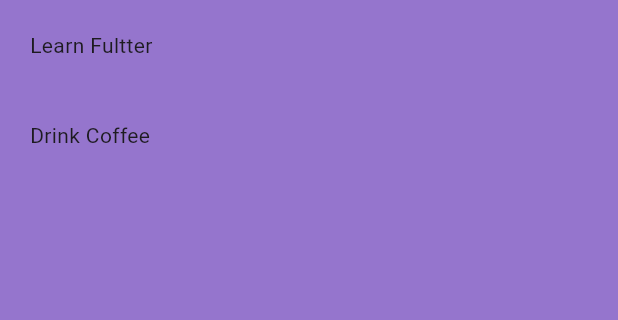
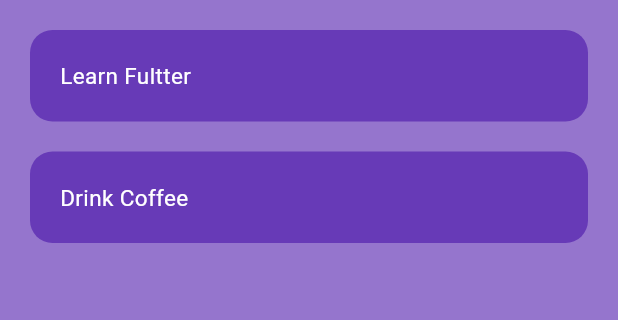
Before and after one commit to Kwode/to_do_list_app, a Flutter app: the screen it shows after launch, on a phone screen of 412 x 824 dp, the part 84-404 px from its top. Run offline on Flutter 3.47's test engine with Material 3 defaults, Android fonts, the phone set to English and light mode, and no system bars.

Commit message:
updates
created new utils file

```diff
--- a/todo_app/lib/pages/home_page.dart
+++ b/todo_app/lib/pages/home_page.dart
@@ -1,4 +1,5 @@
 import 'package:flutter/material.dart';
+import 'package:todo_app/utils/todo_list.dart';
 
 class HomePage extends StatelessWidget {
   HomePage({super.key});
@@ -22,13 +23,8 @@ class HomePage extends StatelessWidget {
       body: ListView.builder(
           itemCount: toDoList.length,
           itemBuilder: (BuildContext context, index) {
-            return Padding(
-              padding: const EdgeInsets.all(20),
-              child: Container(
-                child: Text(
-                  toDoList[index][0],
-                ),
-              ),
+            return TodoList(
+              taskName: toDoList[index][0],
             );
           }),
     );
--- /dev/null
+++ b/todo_app/lib/utils/todo_list.dart
@@ -0,0 +1,35 @@
+import 'package:flutter/material.dart';
+
+class TodoList extends StatelessWidget {
+  const TodoList({super.key,
+  required this.taskName
+  });
+
+  final String taskName;
+
+  @override
+  Widget build(BuildContext context) {
+    return Padding(
+              padding: const EdgeInsets.only(
+                  top: 20,
+                  left: 20,
+                  right: 20,
+                  bottom: 0
+              ),
+              child: Container(
+                padding: const EdgeInsets.all(20),
+                decoration: BoxDecoration(
+                  color: Colors.deepPurple,
+                  borderRadius: BorderRadius.circular(15),
+                ),
+                child: Text(
+                  taskName,
+                  style: const TextStyle(
+                    color: Colors.white,
+                    fontSize: 15,
+                  ),
+                ),
+              ),
+            );
+  }
+}
```
